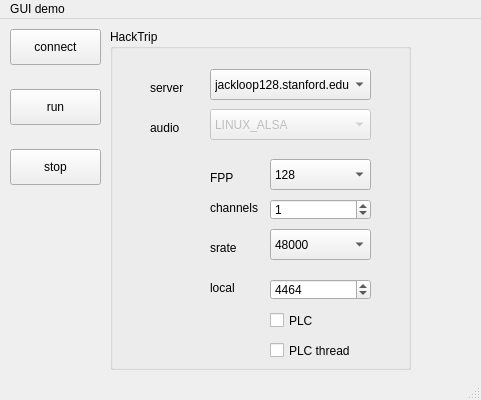
cchafe/hacktrip, file guiDemo/app/mainwindow.ui: the form before one commit.
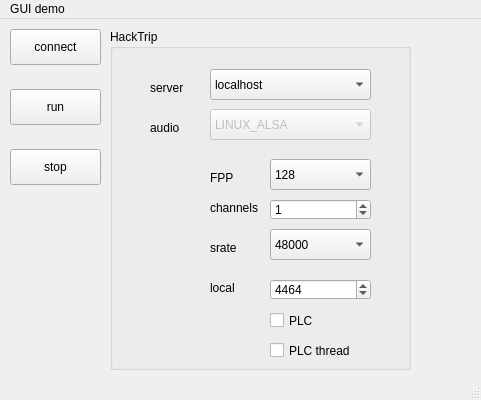
The form after the commit.

Commit message: use Audio in openstream data, in callback wrapper and in callback, mUdp->send works

```diff
--- a/guiDemo/app/mainwindow.ui
+++ b/guiDemo/app/mainwindow.ui
@@ -148,6 +148,11 @@
        <height>31</height>
       </rect>
      </property>
+     <item>
+      <property name="text">
+       <string>localhost</string>
+      </property>
+     </item>
      <item>
       <property name="text">
        <string>jackloop128.stanford.edu</string>
```
The commit also changes 2 other files.
